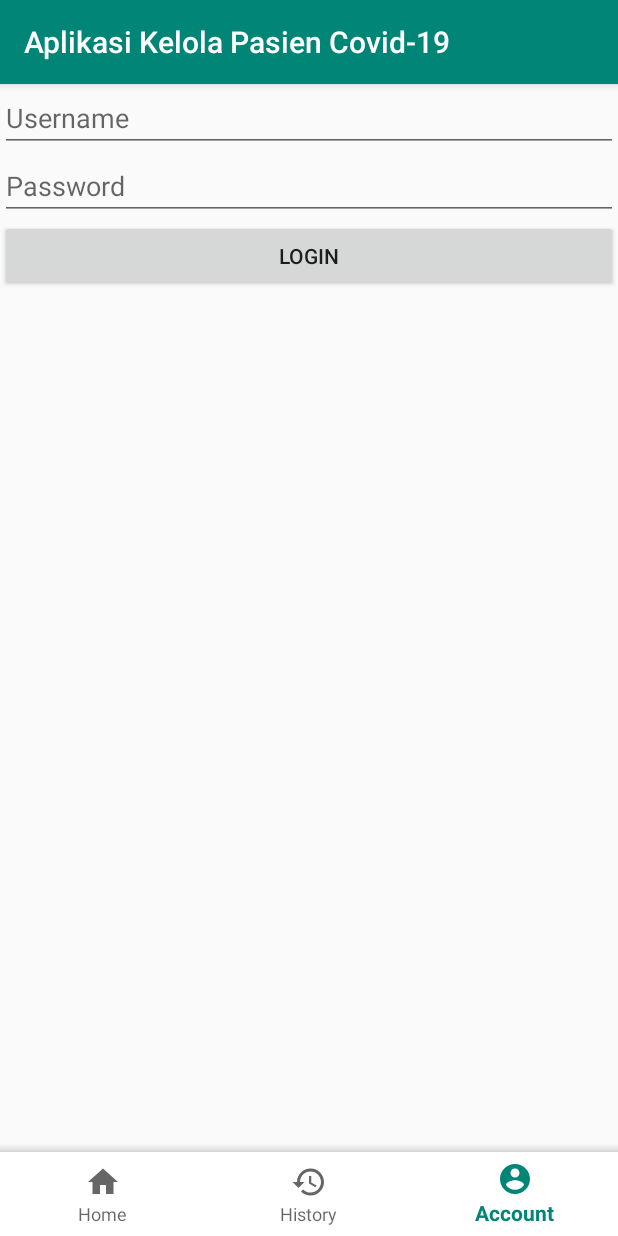
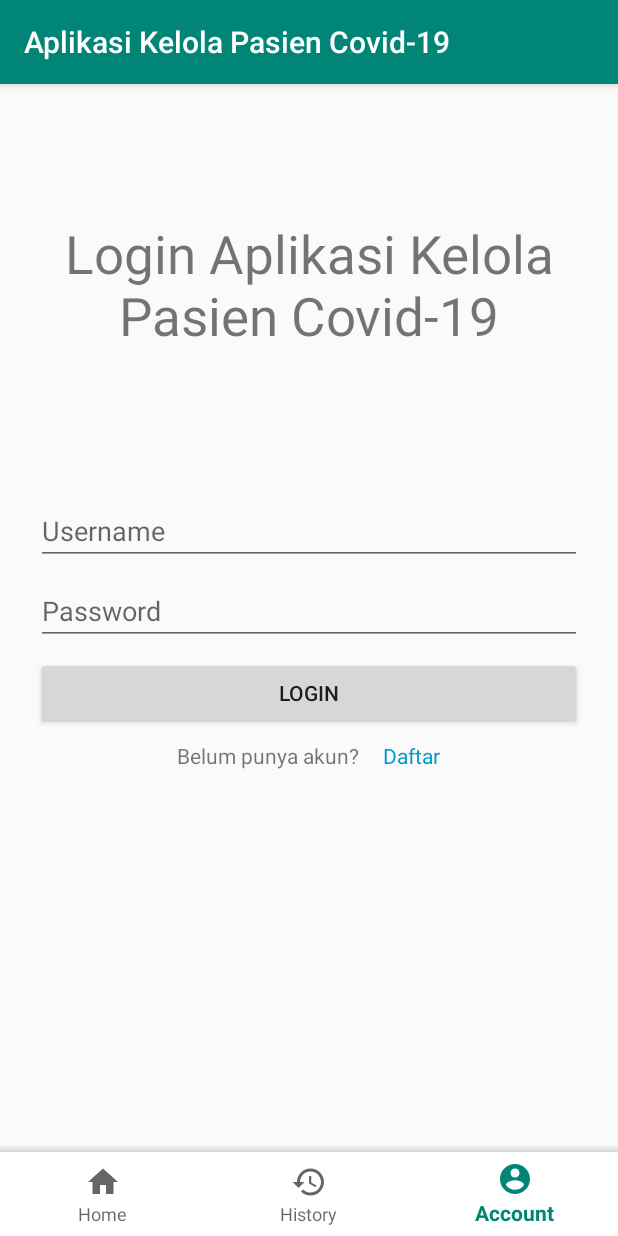
Before and after one commit to rijamyazid/android-app-covid19-management, an Android app: the screen it shows after launch (MainActivity), item 3 of the bottom bar chosen, on a phone screen of 412 x 824 dp. Run offline under Robolectric (Android 15) with nearby library versions, the phone set to English and light mode, and no system bars; our stand-ins replace Room's generated code, navigation-ui.

Commit message:
Ditambahkan : RegisterFragment, Login Fragment

```diff
--- a/app/src/main/java/com/example/aplikasikelolapasiencovid_19/model/AdminDao.java
+++ b/app/src/main/java/com/example/aplikasikelolapasiencovid_19/model/AdminDao.java
@@ -29,4 +29,7 @@ public interface AdminDao {
     @Query("SELECT * FROM admin_table WHERE username=:username AND password=:password")
     Admin getAdmin(String username, String password);
 
+    @Query("SELECT * FROM admin_table WHERE username=:username")
+    Admin getAdminByUsername(String username);
+
 }
--- a/app/src/main/java/com/example/aplikasikelolapasiencovid_19/repository/Repository.java
+++ b/app/src/main/java/com/example/aplikasikelolapasiencovid_19/repository/Repository.java
@@ -26,6 +26,10 @@ public class Repository {
 
     public Admin getAdmin(String username, String password){
         return adminDao.getAdmin(username, password);
+    }
+
+    public Admin getAdminByUsername(String username){
+        return adminDao.getAdminByUsername(username);
     }
 
     public void insertAdmin(Admin admin){
--- a/app/src/main/java/com/example/aplikasikelolapasiencovid_19/ui/AccountFragment.java
+++ b/app/src/main/java/com/example/aplikasikelolapasiencovid_19/ui/AccountFragment.java
@@ -6,26 +6,17 @@ import android.os.Bundle;
 import androidx.annotation.NonNull;
 import androidx.annotation.Nullable;
 import androidx.fragment.app.Fragment;
-import androidx.lifecycle.ViewModelProviders;
 
 import android.view.LayoutInflater;
 import android.view.View;
 import android.view.ViewGroup;
-import android.widget.Button;
-import android.widget.EditText;
-import android.widget.Toast;
 
 import com.example.aplikasikelolapasiencovid_19.R;
-import com.example.aplikasikelolapasiencovid_19.viewmodel.AccountViewModel;
 
 /**
  * A simple {@link Fragment} subclass.
  */
 public class AccountFragment extends Fragment {
-
-    EditText edtUsername, edtPassword;
-    Button btnLogin;
-    AccountViewModel accountViewModel;
 
     public AccountFragment() {
         // Required empty public constructor
@@ -42,26 +33,6 @@ public class AccountFragment extends Fragment {
     @Override
     public void onViewCreated(@NonNull View view, @Nullable Bundle savedInstanceState) {
         super.onViewCreated(view, savedInstanceState);
-        accountViewModel = ViewModelProviders.of(this).get(AccountViewModel.class);
-        edtUsername = view.findViewById(R.id.edt_username_login);
-        edtPassword = view.findViewById(R.id.edt_password_login);
-        btnLogin = view.findViewById(R.id.btn_login);
-        btnLogin.setOnClickListener(new View.OnClickListener(){
-            @Override
-            public void onClick(View v) {
-                String username = edtUsername.getText().toString();
-                String password = edtPassword.getText().toString();
 
-                if(accountViewModel.isAccountAvailable(username, password)){
-                    showToast("Data tersedia");
-                } else {
-                    showToast("Data tidak ada");
-                }
-            }
-        });
-    }
-
-    private void showToast(String text){
-        Toast.makeText(getContext(), text, Toast.LENGTH_SHORT).show();
     }
 }
--- a/app/src/main/java/com/example/aplikasikelolapasiencovid_19/ui/HomeFragment.java
+++ b/app/src/main/java/com/example/aplikasikelolapasiencovid_19/ui/HomeFragment.java
@@ -6,17 +6,12 @@ import android.os.Bundle;
 import androidx.annotation.NonNull;
 import androidx.annotation.Nullable;
 import androidx.fragment.app.Fragment;
-import androidx.lifecycle.ViewModelProviders;
 
 import android.view.LayoutInflater;
 import android.view.View;
 import android.view.ViewGroup;
-import android.widget.Button;
-import android.widget.EditText;
-import android.widget.Toast;
 
 import com.example.aplikasikelolapasiencovid_19.R;
-import com.example.aplikasikelolapasiencovid_19.viewmodel.AccountViewModel;
 
 /**
  * A simple {@link Fragment} subclass.
--- /dev/null
+++ b/app/src/main/java/com/example/aplikasikelolapasiencovid_19/ui/LoginFragment.java
@@ -0,0 +1,80 @@
+package com.example.aplikasikelolapasiencovid_19.ui;
+
+
+import android.os.Bundle;
+
+import androidx.annotation.NonNull;
+import androidx.annotation.Nullable;
+import androidx.fragment.app.Fragment;
+import androidx.lifecycle.ViewModelProviders;
+import androidx.navigation.NavDirections;
+import androidx.navigation.Navigation;
+
+import android.view.LayoutInflater;
+import android.view.View;
+import android.view.ViewGroup;
+import android.widget.Button;
+import android.widget.EditText;
+import android.widget.TextView;
+import android.widget.Toast;
+
+import com.example.aplikasikelolapasiencovid_19.R;
+import com.example.aplikasikelolapasiencovid_19.viewmodel.LoginViewModel;
+
+/**
+ * A simple {@link Fragment} subclass.
+ */
+public class LoginFragment extends Fragment {
+
+    EditText edtUsername, edtPassword;
+    TextView tvDaftar;
+    Button btnLogin;
+    LoginViewModel loginViewModel;
+
+    public LoginFragment() {
+        // Required empty public constructor
+    }
+
+
+    @Override
+    public View onCreateView(LayoutInflater inflater, ViewGroup container,
+                             Bundle savedInstanceState) {
+        // Inflate the layout for this fragment
+        return inflater.inflate(R.layout.fragment_login, container, false);
+    }
+
+    @Override
+    public void onViewCreated(@NonNull View view, @Nullable Bundle savedInstanceState) {
+        super.onViewCreated(view, savedInstanceState);
+        loginViewModel = ViewModelProviders.of(this).get(LoginViewModel.class);
+        edtUsername = view.findViewById(R.id.edt_username_login);
+        edtPassword = view.findViewById(R.id.edt_password_login);
+        tvDaftar = view.findViewById(R.id.tv_daftar);
+        btnLogin = view.findViewById(R.id.btn_login);
+        tvDaftar.setOnClickListener(new View.OnClickListener(){
+            @Override
+            public void onClick(View v) {
+                NavDirections action = LoginFragmentDirections.actionLoginFragmentToRegisterFragment();
+                Navigation.findNavController(v).navigate(action);
+            }
+        });
+        btnLogin.setOnClickListener(new View.OnClickListener(){
+            @Override
+            public void onClick(View v) {
+                String username = edtUsername.getText().toString();
+                String password = edtPassword.getText().toString();
+
+                if(loginViewModel.isAccountAvailable(username, password)){
+                    showToast("Data tersedia");
+                } else {
+                    showToast("Data tidak ada");
+                }
+            }
+        });
+    }
+
+    private void showToast(String text){
+        Toast.makeText(getContext(), text, Toast.LENGTH_SHORT).show();
+    }
+
+}
--- a/app/src/main/java/com/example/aplikasikelolapasiencovid_19/viewmodel/AccountViewModel.java
+++ b/app/src/main/java/com/example/aplikasikelolapasiencovid_19/viewmodel/LoginViewModel.java
@@ -4,18 +4,15 @@ import android.app.Application;
 
 import androidx.annotation.NonNull;
 import androidx.lifecycle.AndroidViewModel;
-import androidx.lifecycle.LiveData;
 
 import com.example.aplikasikelolapasiencovid_19.model.Admin;
 import com.example.aplikasikelolapasiencovid_19.repository.Repository;
 
-import java.util.List;
-
-public class AccountViewModel extends AndroidViewModel {
+public class LoginViewModel extends AndroidViewModel {
 
     private Repository repository;
 
-    public AccountViewModel(@NonNull Application application) {
+    public LoginViewModel(@NonNull Application application) {
         super(application);
         repository = new Repository(application);
     }
@@ -24,20 +21,4 @@ public class AccountViewModel extends AndroidViewModel {
         Admin admin = repository.getAdmin(username, password);
         return admin != null;
     }
-
-    public LiveData<List<Admin>> getAllAdmin(){
-        return repository.getAllAdmin();
-    }
-
-    public void insertAdmin(Admin admin){
-        repository.insertAdmin(admin);
-    }
-
-    public void updateAdmin(Admin admin){
-        repository.updateAdmin(admin);
-    }
-
-    public void deleteAdmin(Admin admin){
-        repository.deleteAdmin(admin);
-    }
 }
--- a/app/src/main/res/layout/fragment_account.xml
+++ b/app/src/main/res/layout/fragment_account.xml
@@ -3,24 +3,14 @@
     xmlns:tools="http://schemas.android.com/tools"
     android:layout_width="match_parent"
     android:layout_height="match_parent"
+    android:padding="@dimen/gapLarge"
     android:orientation="vertical"
+    android:gravity="center"
     tools:context=".ui.AccountFragment">
 
-    <!-- TODO: Update blank fragment layout -->
-    <EditText
-        android:id="@+id/edt_username_login"
+    <TextView
         android:layout_width="match_parent"
         android:layout_height="wrap_content"
-        android:hint="Username"/>
-    <EditText
-        android:id="@+id/edt_password_login"
-        android:layout_width="match_parent"
-        android:layout_height="wrap_content"
-        android:hint="Password"/>
-    <Button
-        android:id="@+id/btn_login"
-        android:layout_width="match_parent"
-        android:layout_height="wrap_content"
-        android:text="Login"/>
+        android:text="Account Screen"/>
 
 </LinearLayout>
--- /dev/null
+++ b/app/src/main/res/layout/fragment_login.xml
@@ -0,0 +1,61 @@
+<?xml version="1.0" encoding="utf-8"?>
+<LinearLayout xmlns:android="http://schemas.android.com/apk/res/android"
+    xmlns:tools="http://schemas.android.com/tools"
+    android:layout_width="match_parent"
+    android:layout_height="match_parent"
+    android:padding="@dimen/gapLarge"
+    android:orientation="vertical"
+    android:gravity="center"
+    tools:context=".ui.LoginFragment">
+    <TextView
+        android:layout_width="match_parent"
+        android:layout_height="0dp"
+        android:layout_weight="0.5"
+        android:gravity="center"
+        android:text="Login Aplikasi Kelola\nPasien Covid-19"
+        android:textSize="35sp"/>
+    <LinearLayout
+        android:layout_width="match_parent"
+        android:layout_height="0dp"
+        android:layout_weight="1"
+        android:paddingTop="@dimen/gapExtraLarge"
+        android:orientation="vertical">
+        <EditText
+            android:id="@+id/edt_username_login"
+            android:layout_width="match_parent"
+            android:layout_height="wrap_content"
+            android:layout_marginBottom="@dimen/gapSmall"
+            android:hint="@string/hint_username"/>
+        <EditText
+            android:id="@+id/edt_password_login"
+            android:layout_width="match_parent"
+            android:layout_height="wrap_content"
+            android:inputType="textPassword"
+            android:layout_marginBottom="@dimen/gapSmall"
+            android:hint="@string/hint_password"/>
+        <Button
+            android:id="@+id/btn_login"
+            android:layout_width="match_parent"
+            android:layout_height="wrap_content"
+            android:text="@string/btn_text_login"/>
+        <LinearLayout
+            android:layout_width="match_parent"
+            android:layout_height="wrap_content"
+            android:layout_marginTop="@dimen/gapSmall"
+            android:gravity="center"
+            android:orientation="horizontal">
+            <TextView
+                android:layout_width="wrap_content"
+                android:layout_height="wrap_content"
+                android:text="Belum punya akun?"/>
+            <TextView
+                android:id="@+id/tv_daftar"
+                android:layout_width="wrap_content"
+                android:layout_height="wrap_content"
+                android:layout_marginStart="@dimen/gapMedium"
+                android:text="@string/btn_text_daftar"
+                android:textColor="@android:color/holo_blue_dark"/>
+        </LinearLayout>
+    </LinearLayout>
+
+</LinearLayout>
--- a/app/src/main/res/menu/main_menu.xml
+++ b/app/src/main/res/menu/main_menu.xml
@@ -10,7 +10,7 @@
         android:icon="@drawable/ic_history_black_24dp"
         android:title="@string/history_icon_text" />
     <item
-        android:id="@+id/accountFragment"
+        android:id="@+id/loginFragment"
         android:icon="@drawable/ic_account_circle_black_24dp"
         android:title="@string/account_icon_text" />
 </menu>
--- a/app/src/main/res/navigation/main_navigation.xml
+++ b/app/src/main/res/navigation/main_navigation.xml
@@ -20,4 +20,25 @@
         android:name="com.example.aplikasikelolapasiencovid_19.ui.HistoryFragment"
         android:label="fragment_history"
         tools:layout="@layout/fragment_history" />
+    <fragment
+        android:id="@+id/loginFragment"
+        android:name="com.example.aplikasikelolapasiencovid_19.ui.LoginFragment"
+        android:label="fragment_login"
+        tools:layout="@layout/fragment_login" >
+        <action
+            android:id="@+id/action_loginFragment_to_accountFragment"
+            app:destination="@id/accountFragment" />
+        <action
+            android:id="@+id/action_loginFragment_to_registerFragment"
+            app:destination="@id/registerFragment" />
+    </fragment>
+    <fragment
+        android:id="@+id/registerFragment"
+        android:name="com.example.aplikasikelolapasiencovid_19.ui.RegisterFragment"
+        android:label="fragment_register"
+        tools:layout="@layout/fragment_register" >
+        <action
+            android:id="@+id/action_registerFragment_to_loginFragment"
+            app:destination="@id/loginFragment" />
+    </fragment>
 </navigation>
--- /dev/null
+++ b/app/src/main/res/values/dimens.xml
@@ -0,0 +1,8 @@
+<?xml version="1.0" encoding="utf-8"?>
+<resources>
+    <dimen name="gapExtraSmall">4dp</dimen>
+    <dimen name="gapSmall">8dp</dimen>
+    <dimen name="gapMedium">16dp</dimen>
+    <dimen name="gapLarge">24dp</dimen>
+    <dimen name="gapExtraLarge">32dp</dimen>
+</resources>
--- a/app/src/main/res/values/strings.xml
+++ b/app/src/main/res/values/strings.xml
@@ -6,4 +6,8 @@
     <string name="home_icon_text">Home</string>
     <string name="history_icon_text">History</string>
     <string name="account_icon_text">Account</string>
+    <string name="hint_username">Username</string>
+    <string name="hint_password">Password</string>
+    <string name="btn_text_login">Login</string>
+    <string name="btn_text_daftar">Daftar</string>
 </resources>
```
Also changed, not shown: app/src/main/java/com/example/aplikasikelolapasiencovid_19/MainActivity.java (+0 -9 lines), app/src/main/java/com/example/aplikasikelolapasiencovid_19/ui/RegisterFragment.java (added, +92 -0 lines), app/src/main/java/com/example/aplikasikelolapasiencovid_19/viewmodel/RegisterViewModel.java (added, +28 -0 lines), app/src/main/res/layout/fragment_register.xml (added, +61 -0 lines).
